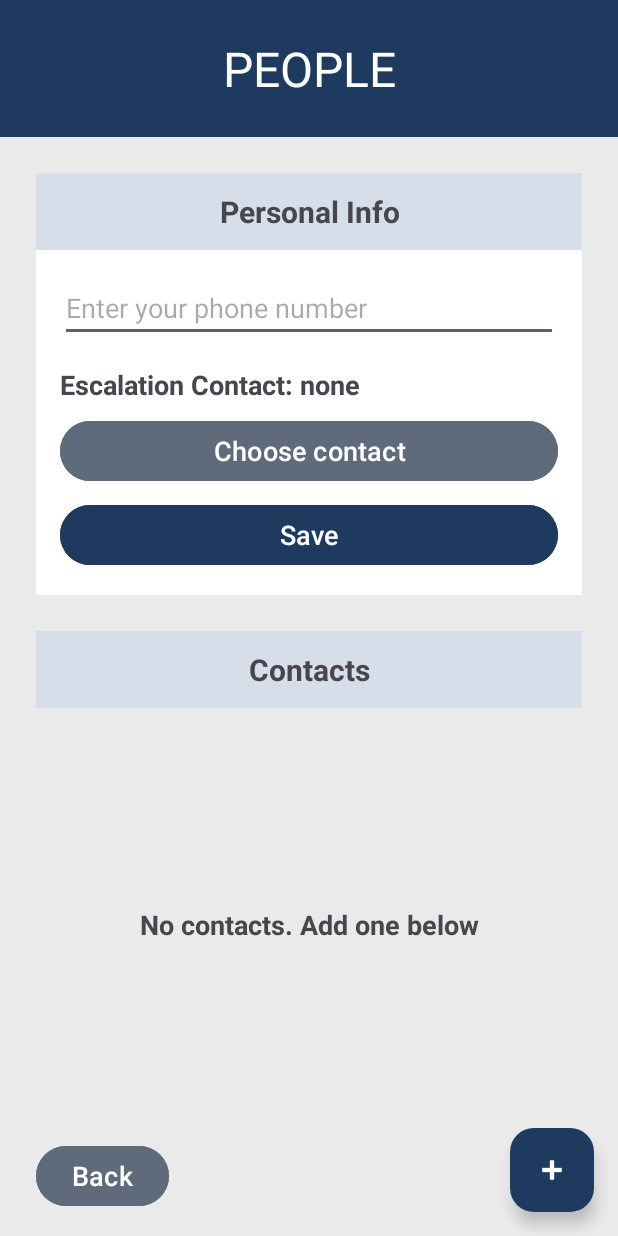
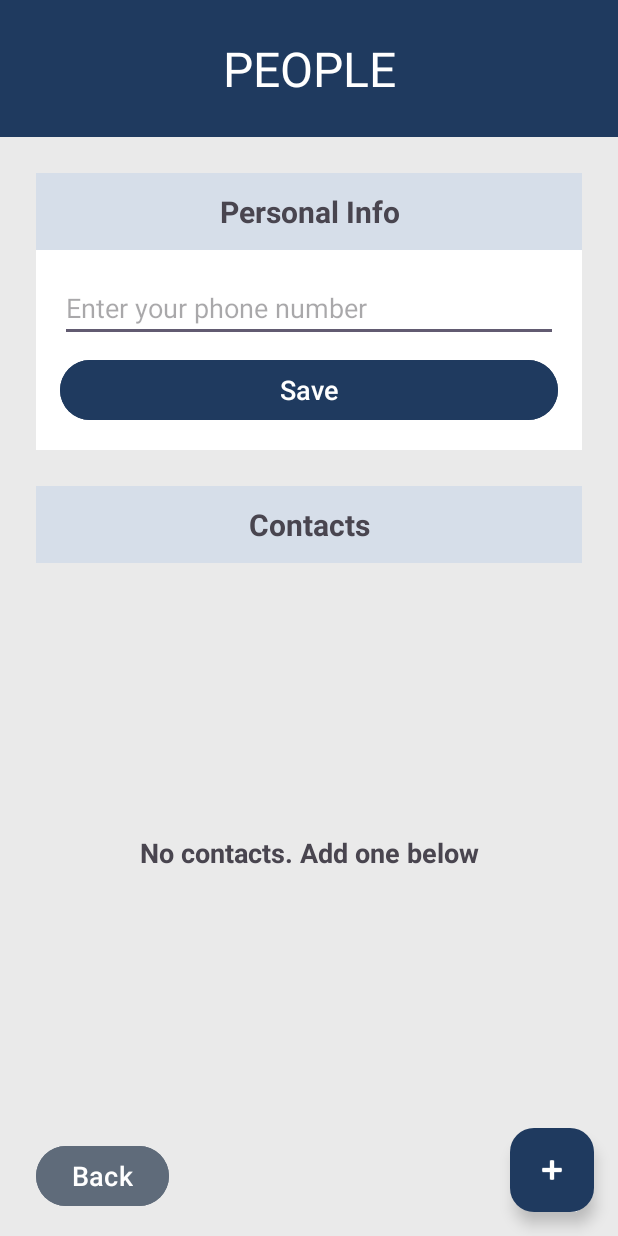
Before and after one commit to JaydanRn/CommunitySafetyApp, an Android app: the PeopleActivity screen opened directly, with no data from a screen before it, on a phone screen of 412 x 824 dp. Run offline under Robolectric (Android 15) with nearby library versions, the phone set to English and light mode, and no system bars.

Commit message:
Fixed to light theme, removed escalation contact

```diff
--- a/app/src/main/java/com/example/communitysafetyapp/PeopleActivity.java
+++ b/app/src/main/java/com/example/communitysafetyapp/PeopleActivity.java
@@ -12,7 +12,6 @@ import android.widget.TextView;
 import android.widget.Toast;
 
 import androidx.activity.EdgeToEdge;
-import androidx.appcompat.app.AlertDialog;
 import androidx.appcompat.app.AppCompatActivity;
 import androidx.core.graphics.Insets;
 import androidx.core.view.ViewCompat;
@@ -25,9 +24,9 @@ import java.util.ArrayList;
 public class PeopleActivity extends AppCompatActivity {
 
     private static final String TAG = "PeopleActivity";
-    private TextView tvEscalationContact, tvContactsEmpty;
+    private TextView tvContactsEmpty;
     private EditText etMyNumber;
-    private Button btnPickEscalation, btnSaveYou;
+    private Button btnSaveYou;
     private ListView lvContacts;
     private FloatingActionButton fabAddContact;
 
@@ -47,8 +46,6 @@ public class PeopleActivity extends AppCompatActivity {
         });
 
         etMyNumber          = findViewById(R.id.etMyNumber);
-        tvEscalationContact = findViewById(R.id.tvEscalationContact);
-        btnPickEscalation   = findViewById(R.id.btnPickEscalation);
         btnSaveYou          = findViewById(R.id.btnSaveYou);
         lvContacts          = findViewById(R.id.lvContacts);
         tvContactsEmpty     = findViewById(R.id.tvContactsEmpty);
@@ -59,9 +56,8 @@ public class PeopleActivity extends AppCompatActivity {
         lvContacts.setAdapter(adapter);
 
 
-        //Save your number and chooses the escalation contact
+        //Save your number
         btnSaveYou.setOnClickListener(v -> saveYou());
-        btnPickEscalation.setOnClickListener(v -> pickEscalationContact());
 
         //Plus button opens the form to fill out to add a new contact
         fabAddContact.setOnClickListener(v -> {
@@ -106,7 +102,7 @@ public class PeopleActivity extends AppCompatActivity {
         loadContacts();
     }
 
-    //Reads the saved settings then shows your contact and escalation contact
+    //Reads the saved settings then shows your contact
     private void loadSettings() {
         try {
             settings = FileHelper.loadSettings(this);
@@ -118,12 +114,6 @@ public class PeopleActivity extends AppCompatActivity {
         }
 
         etMyNumber.setText(settings.myNumber);
-        if (settings.escalationContactPhone.isEmpty()) {
-            tvEscalationContact.setText("Escalation Contact: none");
-        } else {
-            tvEscalationContact.setText("Escalation Contact: " + settings.escalationContactName
-                    + " (" + settings.escalationContactPhone + ")");
-        }
     }
 
     //Reads the saved contacts and shows the list, or if it is empty
@@ -177,30 +167,4 @@ public class PeopleActivity extends AppCompatActivity {
             Toast.makeText(this, "Saved", Toast.LENGTH_SHORT).show();
         }
     }
-
-    //shows a list of contacts to choose who to alert when help is needed
-    private void pickEscalationContact() {
-        if (contacts.isEmpty()) {
-            Toast.makeText(this, "Add a contact first", Toast.LENGTH_SHORT).show();
-            return;
-        }
-
-        String[] names = new String[contacts.size()];
-        for (int i = 0; i < contacts.size(); i++) {
-            names[i] = contacts.get(i).name + " (" + contacts.get(i).phone + ")";
-        }
-
-        new AlertDialog.Builder(this)
-                .setTitle("Choose escalation contact")
-                .setItems(names, (dialog, which) -> {
-                    Contact c = contacts.get(which);
-                    settings.escalationContactName = c.name;
-                    settings.escalationContactPhone = c.phone;
-                    if (saveSettings()) {
-                        tvEscalationContact.setText("Escalation Contact: " + c.name + " (" + c.phone + ")");
-                    }
-                })
-                .setNegativeButton("Cancel", null)
-                .show();
-    }
 }
--- a/app/src/main/java/com/example/communitysafetyapp/Settings.java
+++ b/app/src/main/java/com/example/communitysafetyapp/Settings.java
@@ -4,10 +4,8 @@ import java.io.Serializable;
 
 public class Settings implements Serializable {
     public String myNumber = "";
-    public String escalationContactName = "";
-    public String escalationContactPhone = "";
     public int defaultWindowMinutes = 15;
-    public String defaultReason = "CHECK_IN"; // or "SAFETY_CONCERN"
+    public String defaultReason = "CHECK_IN";
     public int cooldownMinutes = 10;
     public int maxActiveChecks = 3;
 }
--- a/app/src/main/java/com/example/communitysafetyapp/SmsReceiver.java
+++ b/app/src/main/java/com/example/communitysafetyapp/SmsReceiver.java
@@ -6,7 +6,6 @@ import android.content.Intent;
 import android.provider.Telephony;
 import android.telephony.SmsMessage;
 import android.util.Log;
-import android.content.Intent;
 
 import java.util.ArrayList;
 import java.util.Locale;
--- a/app/src/main/java/com/example/communitysafetyapp/StartCheckDialogFragment.java
+++ b/app/src/main/java/com/example/communitysafetyapp/StartCheckDialogFragment.java
@@ -1,7 +1,6 @@
 package com.example.communitysafetyapp;
 
 import android.Manifest;
-import android.content.Context;
 import android.content.pm.PackageManager;
 import android.os.Build;
 import android.os.Bundle;
--- a/app/src/main/res/layout/activity_people.xml
+++ b/app/src/main/res/layout/activity_people.xml
@@ -6,18 +6,18 @@
     android:id="@+id/main"
     android:layout_width="match_parent"
     android:layout_height="match_parent"
-    android:background="#eaeaea"
+    android:background="@color/background"
     tools:context=".PeopleActivity">
 
     <TextView
         android:id="@+id/tvPeopleHeader"
         android:layout_width="0dp"
         android:layout_height="wrap_content"
-        android:background="#1F3A5F"
+        android:background="@color/primary"
         android:gravity="center"
         android:padding="24dp"
         android:text="PEOPLE"
-        android:textColor="#FFFFFF"
+        android:textColor="@color/white"
         android:textSize="32sp"
         app:layout_constraintTop_toTopOf="parent"
         app:layout_constraintStart_toStartOf="parent"
@@ -30,7 +30,7 @@
         android:layout_marginStart="24dp"
         android:layout_marginEnd="24dp"
         android:layout_marginTop="24dp"
-        android:background="#FFFFFF"
+        android:background="@color/white"
         android:orientation="vertical"
         app:layout_constraintTop_toBottomOf="@id/tvPeopleHeader"
         app:layout_constraintStart_toStartOf="parent"
@@ -40,7 +40,7 @@
             android:id="@+id/tvYouHeader"
             android:layout_width="match_parent"
             android:layout_height="wrap_content"
-            android:background="#D6DEE9"
+            android:background="@color/header_background"
             android:gravity="center"
             android:padding="12dp"
             android:text="Personal Info"
@@ -61,30 +61,12 @@
             android:inputType="phone"
             android:textSize="18sp" />
 
-        <TextView
-            android:id="@+id/tvEscalationContact"
-            android:layout_width="match_parent"
-            android:layout_height="wrap_content"
-            android:layout_marginTop="16dp"
-            android:text="Escalation Contact: none"
-            android:textSize="18sp"
-            android:textStyle="bold" />
-
-        <Button
-            android:id="@+id/btnPickEscalation"
-            android:layout_width="match_parent"
-            android:layout_height="wrap_content"
-            android:layout_marginTop="8dp"
-            android:backgroundTint="#5F6B7A"
-            android:text="Choose contact"
-            android:textSize="18sp" />
-
         <Button
             android:id="@+id/btnSaveYou"
             android:layout_width="match_parent"
             android:layout_height="wrap_content"
             android:layout_marginTop="8dp"
-            android:backgroundTint="#1F3A5F"
+            android:backgroundTint="@color/primary"
             android:text="Save"
             android:textSize="18sp"/>
 
@@ -98,7 +80,7 @@
         android:layout_marginStart="24dp"
         android:layout_marginTop="24dp"
         android:layout_marginEnd="24dp"
-        android:background="#D6DEE9"
+        android:background="@color/header_background"
         android:gravity="center"
         android:padding="12dp"
         android:text="Contacts"
@@ -115,7 +97,7 @@
         android:layout_marginStart="24dp"
         android:layout_marginEnd="24dp"
         android:layout_marginBottom="16dp"
-        android:background="#FFFFFF"
+        android:background="@color/white"
         android:clipToPadding="false"
         android:paddingBottom="88dp"
         app:layout_constraintBottom_toTopOf="@id/btnBack"
@@ -141,10 +123,10 @@
         android:layout_height="wrap_content"
         android:layout_margin="16dp"
         android:src="@android:drawable/ic_input_add"
-        app:backgroundTint="#1F3A5F"
+        app:backgroundTint="@color/primary"
         app:layout_constraintBottom_toBottomOf="parent"
         app:layout_constraintEnd_toEndOf="parent"
-        app:tint="#FFFFFF"/>
+        app:tint="@color/white"/>
 
     <Button
         android:id="@+id/btnBack"
@@ -152,7 +134,7 @@
         android:layout_height="wrap_content"
         android:layout_marginStart="24dp"
         android:layout_marginBottom="16dp"
-        android:backgroundTint="#5F6B7A"
+        android:backgroundTint="@color/secondary"
         android:text="Back"
         android:textSize="18sp"
         android:textAllCaps="false"
--- a/app/src/main/res/values-night/themes.xml
+++ b/app/src/main/res/values-night/themes.xml
@@ -1,6 +1,6 @@
 <resources xmlns:tools="http://schemas.android.com/tools">
     <!-- Base application theme. -->
-    <style name="Base.Theme.CommunitySafetyApp" parent="Theme.Material3.DayNight.NoActionBar">
+    <style name="Base.Theme.CommunitySafetyApp" parent="Theme.Material3.Light.NoActionBar">
         <!-- Customize your dark theme here. -->
         <!-- <item name="colorPrimary">@color/my_dark_primary</item> -->
     </style>
--- a/app/src/main/res/values/colors.xml
+++ b/app/src/main/res/values/colors.xml
@@ -3,10 +3,8 @@
     <color name="black">#FF000000</color>
     <color name="white">#FFFFFFFF</color>
 
-    <color name="primary">#0D4E68</color>
-    <color name="background">#F7F8FC</color>
-
-    <color name="heading">#20264A</color>
-    <color name="text_primary">#263238</color>
-    <color name="text_secondary">#64748B</color>
+    <color name="primary">#1F3A5F</color>
+    <color name="secondary">#5F6B7A</color>
+    <color name="background">#EAEAEA</color>
+    <color name="header_background">#D6DEE9</color>
 </resources>
--- a/app/src/main/res/values/themes.xml
+++ b/app/src/main/res/values/themes.xml
@@ -1,9 +1,11 @@
-<resources xmlns:tools="http://schemas.android.com/tools">
-    <!-- Base application theme. -->
-    <style name="Base.Theme.CommunitySafetyApp" parent="Theme.Material3.DayNight.NoActionBar">
-        <!-- Customize your light theme here. -->
-        <!-- <item name="colorPrimary">@color/my_light_primary</item> -->
+<?xml version="1.0" encoding="utf-8"?>
+<resources>
+
+    <style name="Base.Theme.CommunitySafetyApp"
+        parent="Theme.Material3.Light.NoActionBar">
     </style>
 
-    <style name="Theme.CommunitySafetyApp" parent="Base.Theme.CommunitySafetyApp" />
+    <style name="Theme.CommunitySafetyApp"
+        parent="Base.Theme.CommunitySafetyApp" />
+
 </resources>
```
Also changed, not shown: app/src/main/res/layout/activity_active_checks.xml (+8 -8 lines), app/src/main/res/layout/activity_item_contact.xml (+6 -6 lines), app/src/main/res/layout/activity_main.xml (+6 -6 lines), app/src/main/res/layout/dialog_start_check.xml (+5 -5 lines), app/src/main/res/layout/item_check.xml (+7 -7 lines).
